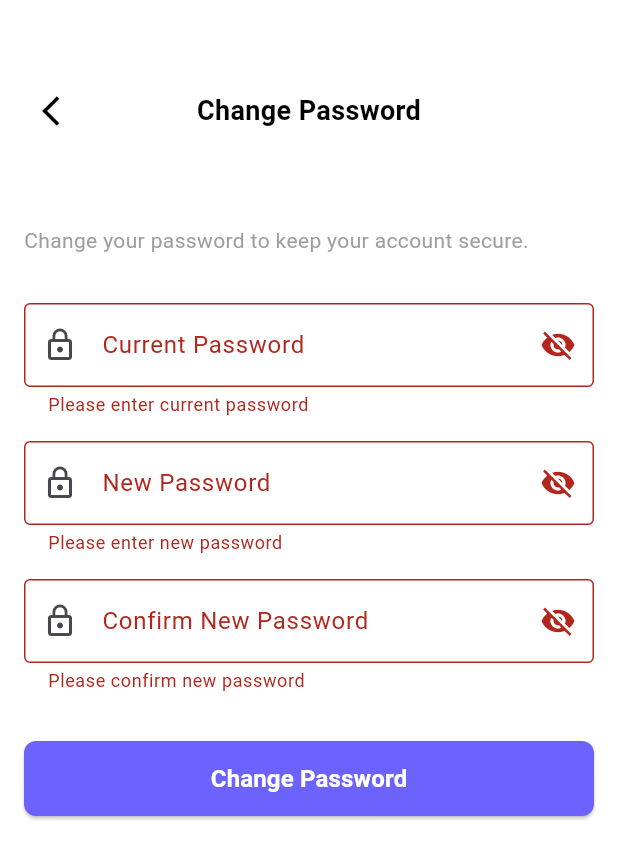
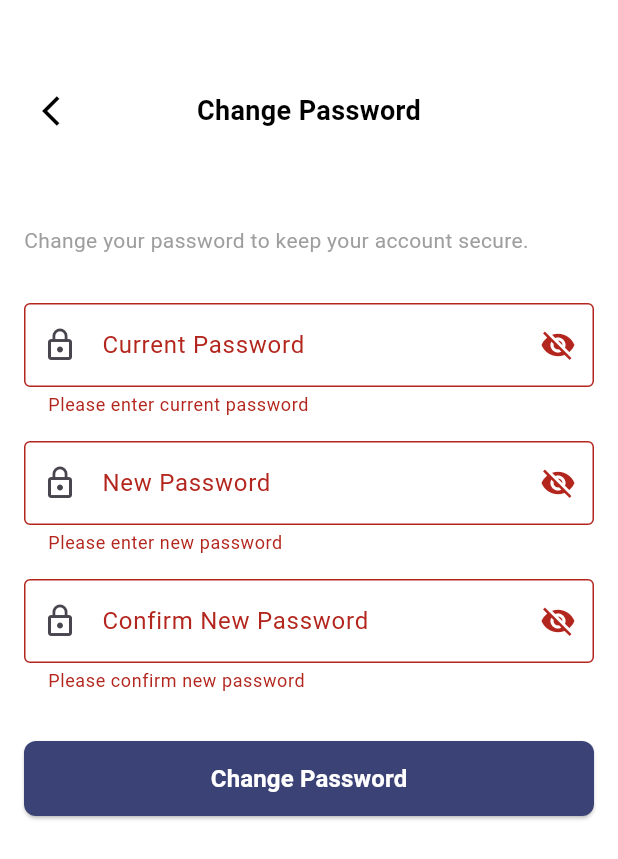
Before and after one commit to riskipradnya/SimpanSini-Personal-Finance, a Flutter app: the ChangePasswordScreen screen opened directly, after a tap on "Change Password", on a phone screen of 412 x 824 dp. Shown: the top 859 px of the screen. Run offline on Flutter 3.47's test engine with Material 3 defaults, Android fonts, the light colour scheme and no system bars; our stand-ins replace fl_chart, font_awesome_flutter, google_fonts, image_picker, shared_preferences; accounts and stored records are empty; Roboto replaces fonts that are missing (Poppins).

Commit message:
add halaman profile, logic up photo, dan logic ubah password

```diff
--- a/lib/screens/change_password_screen.dart
+++ b/lib/screens/change_password_screen.dart
@@ -1,6 +1,7 @@
 // lib/screens/change_password_screen.dart
 import 'package:flutter/material.dart';
 import '../database/user_service.dart'; // Import UserService
+import '../models/user_model.dart'; // Import UserModel jika belum
 
 class ChangePasswordScreen extends StatefulWidget {
   const ChangePasswordScreen({super.key});
@@ -35,6 +36,7 @@ class _ChangePasswordScreenState extends State<ChangePasswordScreen> {
     });
 
     try {
+      // Pastikan UserService().changePassword sekarang berinteraksi dengan API PHP Anda
       final success = await UserService().changePassword(
         _currentPasswordController.text,
         _newPasswordController.text,
@@ -50,9 +52,10 @@ class _ChangePasswordScreenState extends State<ChangePasswordScreen> {
           );
           Navigator.pop(context);
         } else {
+          // Pesan ini sekarang akan berasal dari respons API jika password salah
           ScaffoldMessenger.of(context).showSnackBar(
             const SnackBar(
-              content: Text('Current password is incorrect'),
+              content: Text('Failed to change password. Please check your current password or contact support.'),
               backgroundColor: Colors.red,
             ),
           );
@@ -78,7 +81,7 @@ class _ChangePasswordScreenState extends State<ChangePasswordScreen> {
 
   @override
   Widget build(BuildContext context) {
-    return Scaffold( // Tambahkan Scaffold di sini
+    return Scaffold(
       body: Column(
         children: [
           // Custom App Bar
@@ -231,7 +234,7 @@ class _ChangePasswordScreenState extends State<ChangePasswordScreen> {
                           child: ElevatedButton(
                             onPressed: _isLoading ? null : _changePassword,
                             style: ElevatedButton.styleFrom(
-                              backgroundColor: const Color(0xFF6C63FF),
+                              backgroundColor: const Color(0xFF3A4276),
                               shape: RoundedRectangleBorder(
                                 borderRadius: BorderRadius.circular(8),
                               ),
```
Also changed, not shown: lib/database/user_service.dart (+72 -14 lines).
